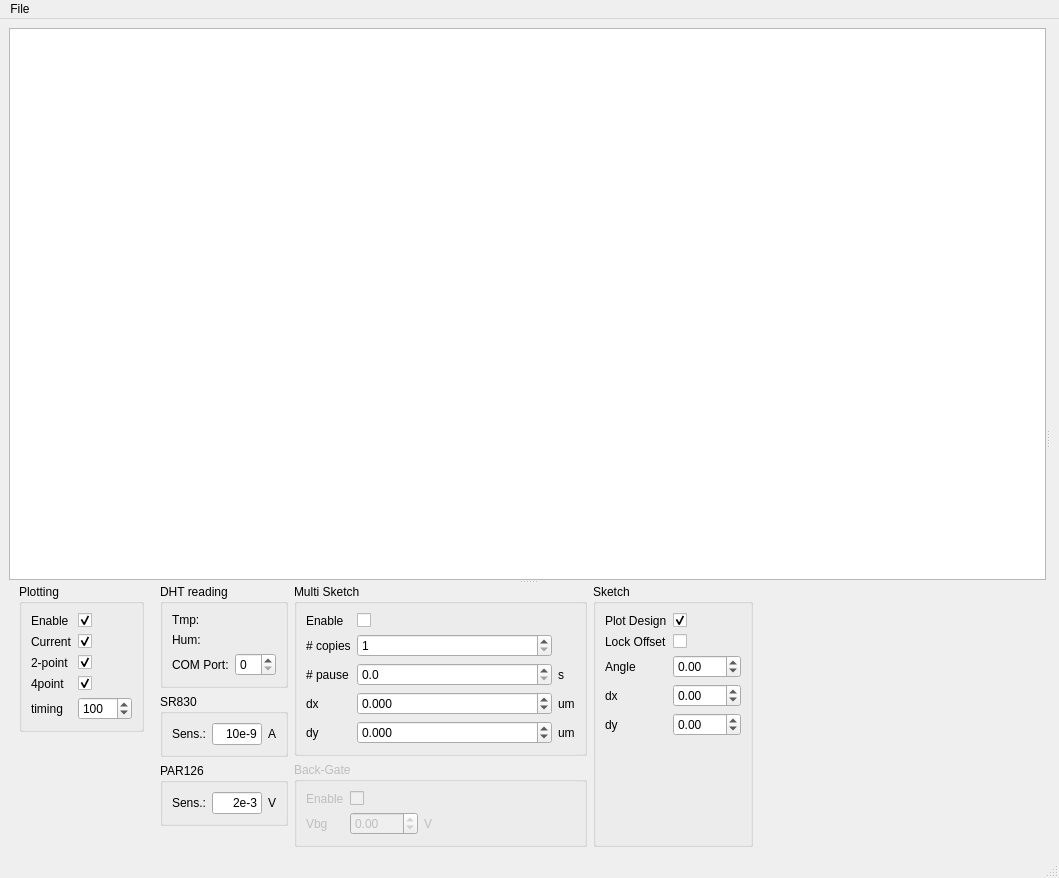
The window that mainwindow.ui (MerlinSmiles/lithocontrol) describes before a commit, drawn with Qt 5.
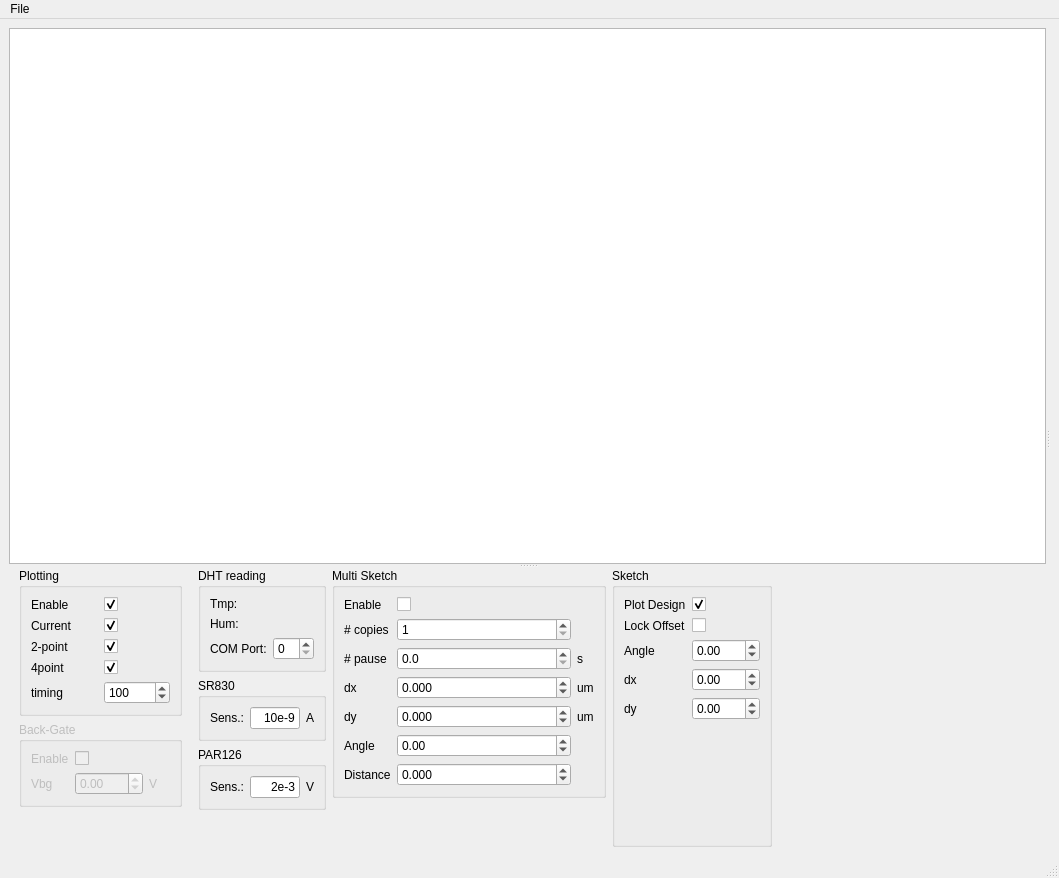
The same window after the commit.

Patch:
```diff
--- a/mainwindow.ui
+++ b/mainwindow.ui
@@ -86,7 +86,7 @@
        <widget class="QWidget" name="gridLayoutWidget">
         <layout class="QGridLayout" name="gridLayout_2">
          <item row="0" column="3">
-          <layout class="QVBoxLayout" name="verticalLayout_4" stretch="0,0">
+          <layout class="QVBoxLayout" name="verticalLayout_4" stretch="0,0,0">
            <property name="leftMargin">
             <number>10</number>
            </property>
@@ -223,6 +223,84 @@
              </layout>
             </widget>
            </item>
+           <item>
+            <widget class="QGroupBox" name="groupBox_2">
+             <property name="enabled">
+              <bool>false</bool>
+             </property>
+             <property name="title">
+              <string>Back-Gate</string>
+             </property>
+             <layout class="QGridLayout" name="gridLayout_3">
+              <item row="0" column="0">
+               <widget class="QLabel" name="label_14">
+                <property name="sizePolicy">
+                 <sizepolicy hsizetype="Maximum" vsizetype="Preferred">
+                  <horstretch>0</horstretch>
+                  <verstretch>0</verstretch>
+                 </sizepolicy>
+                </property>
+                <property name="text">
+                 <string>Enable</string>
+                </property>
+               </widget>
+              </item>
+              <item row="1" column="0">
+               <widget class="QLabel" name="label_15">
+                <property name="sizePolicy">
+                 <sizepolicy hsizetype="Maximum" vsizetype="Preferred">
+                  <horstretch>0</horstretch>
+                  <verstretch>0</verstretch>
+                 </sizepolicy>
+                </property>
+                <property name="text">
+                 <string>Vbg</string>
+                </property>
+               </widget>
+              </item>
+              <item row="0" column="1">
+               <widget class="QCheckBox" name="bg_check">
+                <property name="text">
+                 <string/>
+                </property>
+               </widget>
+              </item>
+              <item row="1" column="1">
+               <widget class="QDoubleSpinBox" name="bg_volt">
+                <property name="sizePolicy">
+                 <sizepolicy hsizetype="Maximum" vsizetype="Fixed">
+                  <horstretch>0</horstretch>
+                  <verstretch>0</verstretch>
+                 </sizepolicy>
+                </property>
+                <property name="decimals">
+                 <number>2</number>
+                </property>
+                <property name="minimum">
+                 <double>-200.000000000000000</double>
+                </property>
+                <property name="maximum">
+                 <double>200.000000000000000</double>
+                </property>
+               </widget>
+              </item>
+              <item row="0" column="3">
+               <widget class="QLabel" name="label_16">
+                <property name="text">
+                 <string/>
+                </property>
+               </widget>
+              </item>
+              <item row="1" column="2">
+               <widget class="QLabel" name="label_17">
+                <property name="text">
+                 <string>V</string>
+                </property>
+               </widget>
+              </item>
+             </layout>
+            </widget>
+           </item>
            <item>
             <spacer name="verticalSpacer_3">
              <property name="orientation">
@@ -527,13 +605,47 @@
                  <double>-99.989999999999995</double>
                 </property>
                 <property name="singleStep">
-                 <double>0.100000000000000</double>
+                 <double>0.010000000000000</double>
                 </property>
                 <property name="value">
                  <double>0.000000000000000</double>
                 </property>
                </widget>
               </item>
+              <item row="1" column="1">
+               <widget class="QLabel" name="label_12">
+                <property name="text">
+                 <string># copies</string>
+                </property>
+               </widget>
+              </item>
+              <item row="2" column="4">
+               <widget class="QLabel" name="label_19">
+                <property name="text">
+                 <string>s</string>
+                </property>
+               </widget>
+              </item>
+              <item row="2" column="3">
+               <widget class="QDoubleSpinBox" name="multi_time">
+                <property name="decimals">
+                 <number>1</number>
+                </property>
+                <property name="maximum">
+                 <double>99999.000000000000000</double>
+                </property>
+                <property name="singleStep">
+                 <double>0.500000000000000</double>
+                </property>
+               </widget>
+              </item>
+              <item row="6" column="1">
+               <widget class="QLabel" name="label_28">
+                <property name="text">
+                 <string>Angle</string>
+                </property>
+               </widget>
+              </item>
               <item row="4" column="3">
                <widget class="QDoubleSpinBox" name="multi_dy">
                 <property name="sizePolicy">
@@ -549,7 +661,7 @@
                  <double>-99.989999999999995</double>
                 </property>
                 <property name="singleStep">
-                 <double>0.100000000000000</double>
+                 <double>0.010000000000000</double>
                 </property>
                 <property name="value">
                  <double>0.000000000000000</double>
@@ -583,13 +695,6 @@
                 </property>
                </widget>
               </item>
-              <item row="1" column="1">
-               <widget class="QLabel" name="label_12">
-                <property name="text">
-                 <string># copies</string>
-                </property>
-               </widget>
-              </item>
               <item row="2" column="1">
                <widget class="QLabel" name="label_18">
                 <property name="text">
@@ -597,101 +702,36 @@
                 </property>
                </widget>
               </item>
-              <item row="2" column="4">
-               <widget class="QLabel" name="label_19">
+              <item row="7" column="1">
+               <widget class="QLabel" name="label_29">
                 <property name="text">
-                 <string>s</string>
+                 <string>Distance</string>
                 </property>
                </widget>
               </item>
-              <item row="2" column="3">
-               <widget class="QDoubleSpinBox" name="multi_time">
-                <property name="decimals">
-                 <number>1</number>
+              <item row="6" column="3">
+               <widget class="QDoubleSpinBox" name="multi_angle">
+                <property name="minimum">
+                 <double>-720.000000000000000</double>
                 </property>
                 <property name="maximum">
-                 <double>99999.000000000000000</double>
+                 <double>720.000000000000000</double>
                 </property>
                 <property name="singleStep">
                  <double>0.500000000000000</double>
                 </property>
                </widget>
               </item>
-             </layout>
-            </widget>
-           </item>
-           <item>
-            <widget class="QGroupBox" name="groupBox_2">
-             <property name="enabled">
-              <bool>false</bool>
-             </property>
-             <property name="title">
-              <string>Back-Gate</string>
-             </property>
-             <layout class="QGridLayout" name="gridLayout_3">
-              <item row="0" column="0">
-               <widget class="QLabel" name="label_14">
-                <property name="sizePolicy">
-                 <sizepolicy hsizetype="Maximum" vsizetype="Preferred">
-                  <horstretch>0</horstretch>
-                  <verstretch>0</verstretch>
-                 </sizepolicy>
-                </property>
-                <property name="text">
-                 <string>Enable</string>
-                </property>
-               </widget>
-              </item>
-              <item row="1" column="0">
-               <widget class="QLabel" name="label_15">
-                <property name="sizePolicy">
-                 <sizepolicy hsizetype="Maximum" vsizetype="Preferred">
-                  <horstretch>0</horstretch>
-                  <verstretch>0</verstretch>
-                 </sizepolicy>
-                </property>
-                <property name="text">
-                 <string>Vbg</string>
-                </property>
-               </widget>
-              </item>
-              <item row="0" column="1">
-               <widget class="QCheckBox" name="bg_check">
-                <property name="text">
-                 <string/>
-                </property>
-               </widget>
-              </item>
-              <item row="1" column="1">
-               <widget class="QDoubleSpinBox" name="bg_volt">
-                <property name="sizePolicy">
-                 <sizepolicy hsizetype="Maximum" vsizetype="Fixed">
-                  <horstretch>0</horstretch>
-                  <verstretch>0</verstretch>
-                 </sizepolicy>
-                </property>
+              <item row="7" column="3">
+               <widget class="QDoubleSpinBox" name="multi_distance">
                 <property name="decimals">
-                 <number>2</number>
+                 <number>3</number>
                 </property>
                 <property name="minimum">
-                 <double>-200.000000000000000</double>
+                 <double>-99.989999999999995</double>
                 </property>
-                <property name="maximum">
-                 <double>200.000000000000000</double>
-                </property>
-               </widget>
-              </item>
-              <item row="0" column="3">
-               <widget class="QLabel" name="label_16">
-                <property name="text">
-                 <string/>
-                </property>
-               </widget>
-              </item>
-              <item row="1" column="2">
-               <widget class="QLabel" name="label_17">
-                <property name="text">
-                 <string>V</string>
+                <property name="singleStep">
+                 <double>0.010000000000000</double>
                 </property>
                </widget>
               </item>
@@ -779,22 +819,6 @@
               </property>
              </spacer>
             </item>
-            <item row="3" column="1">
-             <widget class="QDoubleSpinBox" name="offset_angle_spin">
-              <property name="enabled">
-               <bool>true</bool>
-              </property>
-              <property name="minimum">
-               <double>-720.000000000000000</double>
-              </property>
-              <property name="maximum">
-               <double>720.000000000000000</double>
-              </property>
-              <property name="singleStep">
-               <double>0.050000000000000</double>
-              </property>
-             </widget>
-            </item>
             <item row="4" column="1">
              <widget class="QDoubleSpinBox" name="offset_dx_spin">
               <property name="minimum">
@@ -838,6 +862,22 @@
               </property>
              </widget>
             </item>
+            <item row="3" column="1">
+             <widget class="QDoubleSpinBox" name="offset_angle_spin">
+              <property name="enabled">
+               <bool>true</bool>
+              </property>
+              <property name="minimum">
+               <double>-720.000000000000000</double>
+              </property>
+              <property name="maximum">
+               <double>720.000000000000000</double>
+              </property>
+              <property name="singleStep">
+               <double>0.500000000000000</double>
+              </property>
+             </widget>
+            </item>
            </layout>
           </widget>
          </item>
@@ -857,7 +897,7 @@
      <x>0</x>
      <y>0</y>
      <width>1059</width>
-     <height>21</height>
+     <height>22</height>
     </rect>
    </property>
    <property name="nativeMenuBar">
```
